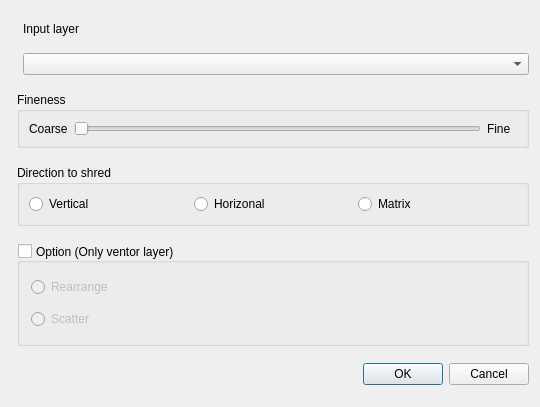
Above: shred_layer_dialog_base.ui from nbayashi/shredLayerPlugin before the change. Below: the same form after it.
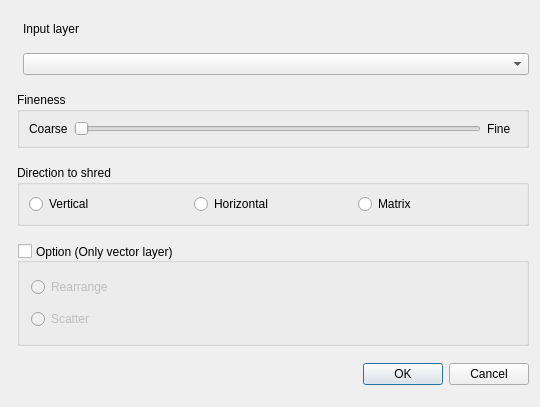
That is the form after the change. Custom widgets are drawn as their Qt base class.

Commit message: update del function

The edit to the form file:
```diff
--- a/shred_layer_dialog_base.ui
+++ b/shred_layer_dialog_base.ui
@@ -74,7 +74,7 @@
       <set>Qt::ImhNone</set>
      </property>
      <property name="title">
-      <string>Option (Only ventor layer)</string>
+      <string>Option (Only vector layer)</string>
      </property>
      <property name="alignment">
       <set>Qt::AlignLeading|Qt::AlignLeft|Qt::AlignVCenter</set>
@@ -182,7 +182,7 @@
          </sizepolicy>
         </property>
         <property name="text">
-         <string>Horizonal</string>
+         <string>Horizontal</string>
         </property>
        </widget>
       </item>
```
The commit also changes 1 other file.
